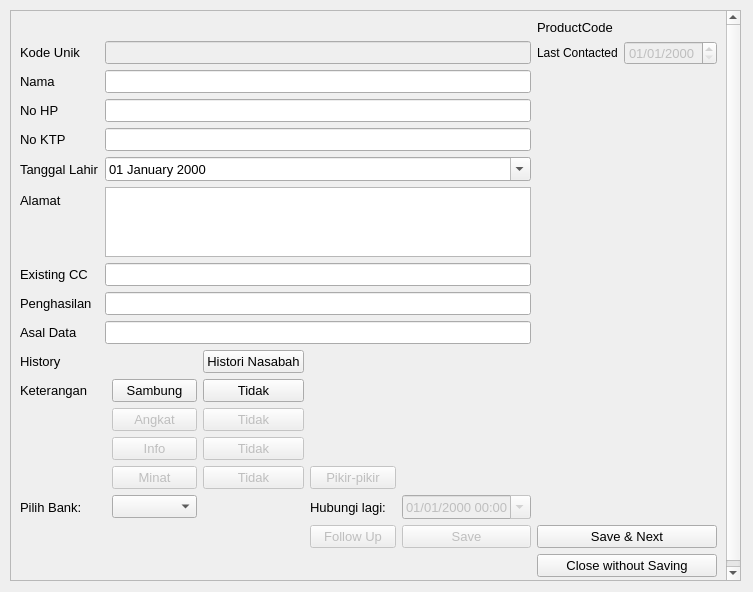
Qt form mainFiles/assets/ui/telleUI.ui (NathanielClarence/telemarketingdb) before a commit.
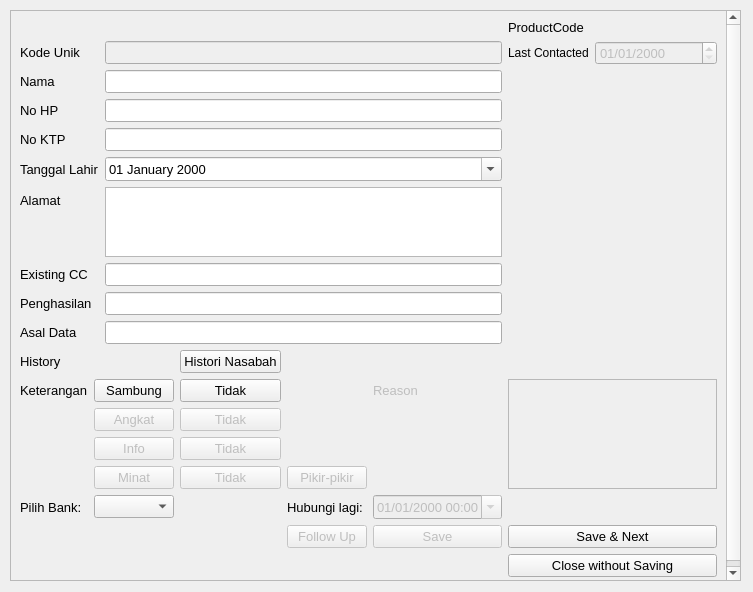
The same form after that commit.

Commit message: start with this UI

Diff of the .ui file:
```diff
--- a/mainFiles/assets/ui/telleUI.ui
+++ b/mainFiles/assets/ui/telleUI.ui
@@ -29,7 +29,7 @@
     <property name="geometry">
      <rect>
       <x>0</x>
-      <y>0</y>
+      <y>-22</y>
       <width>712</width>
       <height>591</height>
      </rect>
@@ -550,6 +550,33 @@
          </item>
         </layout>
        </item>
+       <item row="5" column="4">
+        <widget class="QLabel" name="lbl_reason">
+         <property name="enabled">
+          <bool>false</bool>
+         </property>
+         <property name="font">
+          <font>
+           <pointsize>10</pointsize>
+          </font>
+         </property>
+         <property name="text">
+          <string>Reason</string>
+         </property>
+        </widget>
+       </item>
+       <item row="5" column="5" rowspan="4">
+        <widget class="QTextEdit" name="txt_reason">
+         <property name="enabled">
+          <bool>false</bool>
+         </property>
+         <property name="font">
+          <font>
+           <pointsize>10</pointsize>
+          </font>
+         </property>
+        </widget>
+       </item>
       </layout>
      </item>
     </layout>
```
